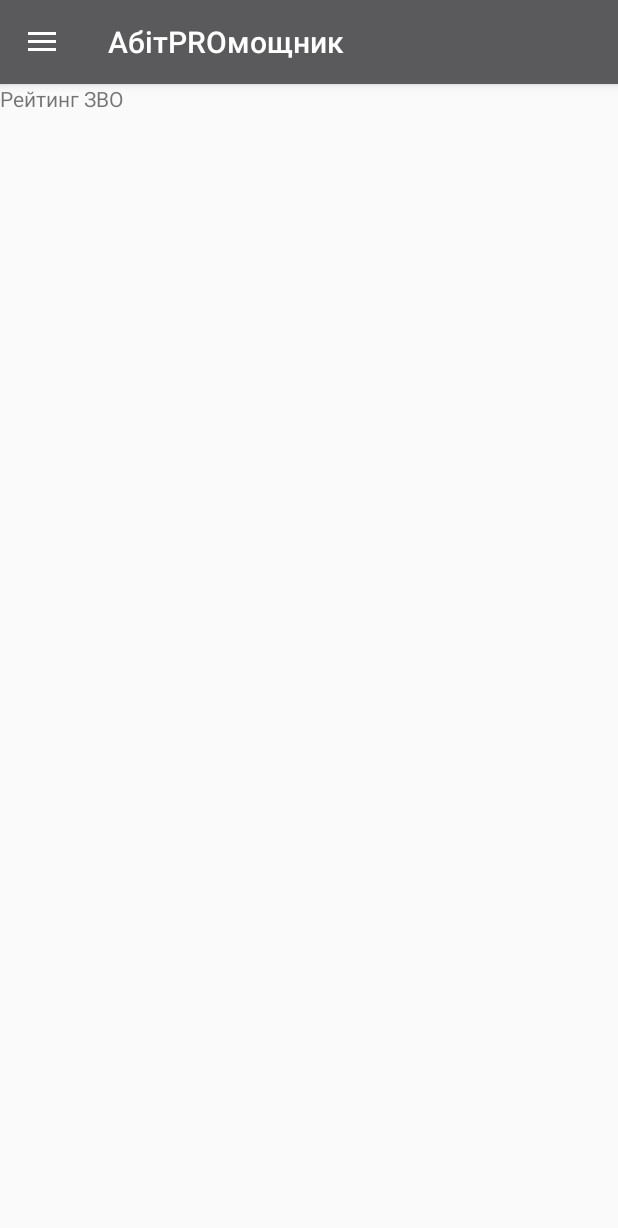
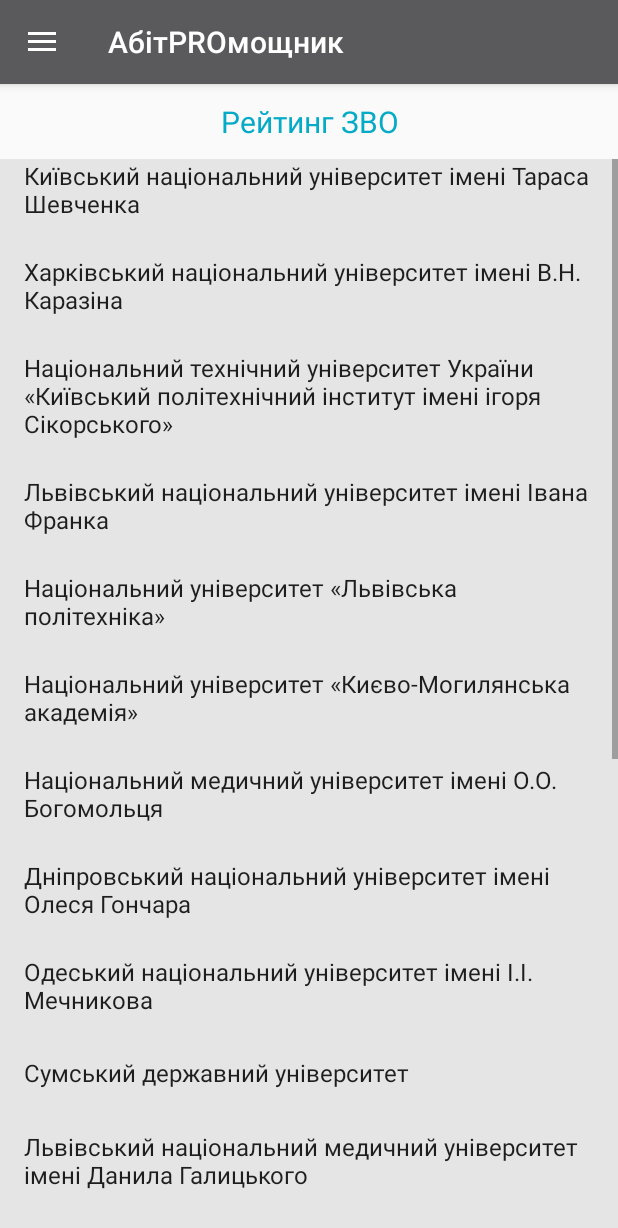
Before and after one commit to BohdanNikitchenko/projectPRP, an Android app: the screen it shows after launch (MainActivity), in the side drawer, after a tap on "Рейтинг ЗВО", on a phone screen of 412 x 824 dp. Shown: the top 1228 px of the screen. Run offline under Robolectric (Android 15) with nearby library versions, the phone set to English and light mode, and no system bars.

Commit message:
zvo pages done

```diff
--- a/Android/app/src/main/java/com/example/prp/fragment/FragmentZvoRate.java
+++ b/Android/app/src/main/java/com/example/prp/fragment/FragmentZvoRate.java
@@ -7,6 +7,10 @@
 import android.view.LayoutInflater;
 import android.view.View;
 import android.view.ViewGroup;
+import android.widget.AdapterView;
+import android.widget.ArrayAdapter;
+import android.widget.GridView;
+import android.widget.Toast;
 
 import com.example.prp.R;
 
@@ -27,6 +31,54 @@
     // TODO: Rename and change types of parameters
     private String mParam1;
     private String mParam2;
+
+    private String[] uns = {
+            "Київський національний університет імені Тараса Шевченка\n",
+            "Харківський національний університет імені В.Н. Каразіна\n",
+            "Національний технічний університет України «Київський політехнічний інститут імені ігоря Сікорського»\n",
+            "Львівський національний університет імені Івана Франка\n",
+            "Національний університет «Львівська політехніка»\n",
+            "Національний університет «Києво-Могилянська академія»\n",
+            "Національний медичний університет імені О.О. Богомольця\n",
+            "Дніпровський національний університет імені Олеся Гончара\n",
+            "Одеський національний університет імені І.І. Мечникова\n",
+            "Сумський державний університет\n",
+            "Львівський національний медичний університет імені Данила Галицького\n",
+            "Національний авіаційний університет\n",
+            "Чернівецький національний університет імені Юрія Федьковича\n",
+            "Національний фармацевтичний університет\n",
+            "Харківський національний медичний університет\n",
+            "Національний технічний університет «Харківський політехнічний інститут»\n",
+            "Дніпропетровська медична академія\n",
+            "Донецький національний університет імені Василя Стуса\n",
+            "Національний аерокосмічний університет ім. М.Є. Жуковського «Харківський авіаційний інститут»\n",
+            "Харківський національний університет радіоелектроніки\n",
+    };
+    private String[] rates = {
+            "ТОП 200 Україна: 1\nScopus: 1",
+            "ТОП 200 Україна: 3\nScopus: 2",
+            "ТОП 200 Україна: 1\nScopus: 6",
+            "ТОП 200 Украна: 10\nScopus: 3",
+            "ТОП 200 Україна: 5\nScopus: 9",
+            "ТОП 200 Україна: 12\nScopus: 18",
+            "ТОП 200 Україна: 7\nScopus: 19",
+            "ТОП 200 Україна: 14\nScopus: 8",
+            "ТОП 200 Україна: 18\nScopus: 5",
+            "ТОП 200 Україна: 9\nScopus: 14",
+            "ТОП 200 Україна: 43\nScopus: 11",
+            "ТОП 200 Україна: 19\nScopus: 28",
+            "ТОП 200 Україна: 24\nScopus: 4",
+            "ТОП 200 Україна: 20\nScopus: 31",
+            "ТОП 200 Україна: 31\nScopus: 25",
+            "ТОП 200 Україна: 4\nScopus: 10",
+            "ТОП 200 Україна: 57\nScopus: 23",
+            "ТОП 200 Україна: 27\nScopus: 17",
+            "ТОП 200 Україна: 11\nScopus: 21",
+            "ТОП 200 Україна: 1\nScopus: 6",
+            "ТОП 200 Україна: 23\nScopus: 20"
+    };
+    GridView gridView;
+
 
     private OnFragmentInteractionListener mListener;
 
@@ -59,13 +111,30 @@
             mParam1 = getArguments().getString(ARG_PARAM1);
             mParam2 = getArguments().getString(ARG_PARAM2);
         }
+
+
+
     }
 
     @Override
     public View onCreateView(LayoutInflater inflater, ViewGroup container,
                              Bundle savedInstanceState) {
         // Inflate the layout for this fragment
-        return inflater.inflate(R.layout.fragment_fragment_zvo_rate, container, false);
+        final View v = inflater.inflate(R.layout.fragment_fragment_zvo_rate, container, false);
+
+        gridView = (GridView)v.findViewById(R.id.zvo_rate_grid);
+
+        ArrayAdapter<String> arrayAdapter = new ArrayAdapter(this.getActivity(), android.R.layout.simple_list_item_1, uns);
+
+        gridView.setAdapter(arrayAdapter);
+
+        gridView.setOnItemClickListener(new AdapterView.OnItemClickListener() {
+            @Override
+            public void onItemClick(AdapterView<?> parent, View view, int position, long id) {
+                Toast.makeText(view.getContext(), rates[position], Toast.LENGTH_SHORT).show();
+            }
+        });
+        return v;
     }
 
     // TODO: Rename method, update argument and hook method into UI event
--- a/Android/app/src/main/java/com/example/prp/fragment/FragmentZvoView.java
+++ b/Android/app/src/main/java/com/example/prp/fragment/FragmentZvoView.java
@@ -91,12 +91,7 @@
     Spinner areaSpinner;
     Spinner townSpinner;
     ArrayAdapter<String> areaAdapter;
-    ArrayAdapter<String> townAdapter; /* = new ArrayAdapter<>(getActivity(), android.R.layout.simple_list_item_1, townValues);*/
-
-
-
-
-
+    ArrayAdapter<String> townAdapter;
 
 
     public FragmentZvoView() {
@@ -135,7 +130,7 @@
     public View onCreateView(LayoutInflater inflater, ViewGroup container,
                              Bundle savedInstanceState) {
         // Inflate the layout for this fragment
-        //a
+
         final View v = inflater.inflate(R.layout.fragment_fragment_zvo_view, container, false);
 
         areaSpinner = (Spinner)v.findViewById(R.id.areaSpinner);
@@ -161,44 +156,7 @@
             }
         });
 
-        /*areaSpinner = (Spinner)v.findViewById(R.id.areaSpinner);
-        townSpinner = (Spinner)v.findViewById(R.id.townSpinner);
-
-        ArrayAdapter<String> adapter = new ArrayAdapter<>(this.getActivity(), android.R.layout.simple_spinner_item, areaValues);
-
-        adapter.setDropDownViewResource(android.R.layout.simple_dropdown_item_1line);
-        areaSpinner.setAdapter(adapter);
-        //a
-
-        areaSpinner.setOnItemSelectedListener(new AdapterView.OnItemSelectedListener() {
-            @Override
-            public void onItemSelected(AdapterView<?> parent, View view, int position, long id) {
-                townAdapter = new ArrayAdapter<>(getActivity(), android.R.layout.simple_list_item_1, townValues[position]);
-            }
-
-            @Override
-            public void onNothingSelected(AdapterView<?> parent) {
-
-            }
-        });
-        /*areaSpinner.setOnItemSelectedListener(new AdapterView.OnItemSelectedListener() {
-            @Override
-            public void onItemSelected(AdapterView<?> parent, View view, int position, long id) {
-                String item = (String)parent.getItemAtPosition(position);
-                Spinner townSpinner = view.findViewById(R.id.townSpinner);
-                ArrayAdapter<String> adapter = new ArrayAdapter<>(parent.getContext(), android.R.layout.simple_spinner_item, item);
-            }
-
-            @Override
-            public void onNothingSelected(AdapterView<?> parent) {
-
-            }
-        });*/
-
-
-
         return v;
-
 
     }
 
--- a/Android/app/src/main/res/layout/fragment_fragment_zvo_rate.xml
+++ b/Android/app/src/main/res/layout/fragment_fragment_zvo_rate.xml
@@ -1,19 +1,40 @@
 <?xml version="1.0" encoding="utf-8"?>
     <!-- TODO: Update blank fragment layout -->
-    <ScrollView
+<LinearLayout
     xmlns:android="http://schemas.android.com/apk/res/android"
     xmlns:tools="http://schemas.android.com/tools"
     android:layout_width="match_parent"
     android:layout_height="match_parent"
+    android:orientation="vertical"
+    xmlns:app="http://schemas.android.com/apk/res-auto"
     tools:context=".fragment.FragmentZvoRate">
 
-    <LinearLayout
+    <TextView
+        android:id="@+id/zvo_rate_text"
+        android:layout_width="match_parent"
+        android:layout_height="50sp"
+        android:gravity="center"
+
+        android:text="@string/nav_zvo_rate"
+        android:textAlignment="center"
+        android:textColor="@color/Blue"
+        android:textSize="20sp"
+        app:layout_constraintTop_toTopOf="parent"
+        tools:layout_editor_absoluteX="36dp" />
+
+    <GridView
+        android:id="@+id/zvo_rate_grid"
         android:layout_width="match_parent"
         android:layout_height="wrap_content"
-            android:orientation="vertical">
-            <TextView
-                android:layout_width="match_parent"
-                android:layout_height="match_parent"
-                android:text="@string/nav_zvo_rate" />
+        android:background="#e5e5e5"
+        android:horizontalSpacing="5dp"
+        android:verticalSpacing="5sp"
+        android:numColumns="1"
+
+
+
+        android:stretchMode="columnWidth">
+
+    </GridView>
+
 </LinearLayout>
-    </ScrollView>
--- a/Android/app/src/main/res/layout/fragment_fragment_zvo_view.xml
+++ b/Android/app/src/main/res/layout/fragment_fragment_zvo_view.xml
@@ -28,15 +28,15 @@
 
             <android.support.constraint.ConstraintLayout
                 android:layout_width="match_parent"
-                android:layout_height="171dp"
+                android:layout_height="228dp"
                 android:layout_marginTop="50dp"
                 app:layout_constraintTop_toTopOf="parent">
 
                 <Spinner
                     android:id="@+id/townSpinner"
-                    android:layout_width="184dp"
+                    android:layout_width="240sp"
                     android:layout_height="40sp"
-                    android:layout_marginStart="33dp"
+                    android:layout_marginStart="32dp"
 
                     android:layout_marginTop="8dp"
                     android:dropDownWidth="wrap_content"
@@ -46,7 +46,7 @@
                     app:layout_constraintBottom_toBottomOf="parent"
                     app:layout_constraintStart_toEndOf="@+id/textView8"
                     app:layout_constraintTop_toBottomOf="@+id/areaSpinner"
-                    app:layout_constraintVertical_bias="0.275" />
+                    app:layout_constraintVertical_bias="0.166" />
 
                 <TextView
                     android:id="@+id/Filters"
@@ -75,16 +75,17 @@
 
                 <Spinner
                     android:id="@+id/areaSpinner"
-                    android:layout_width="184dp"
+                    android:layout_width="240sp"
                     android:layout_height="40sp"
-                    android:layout_marginStart="15dp"
+                    android:layout_marginStart="8dp"
+
                     android:layout_marginTop="32dp"
-
                     android:dropDownWidth="wrap_content"
                     android:minWidth="50sp"
                     android:spinnerMode="dropdown"
                     android:visibility="visible"
                     app:layout_constraintBottom_toBottomOf="parent"
+                    app:layout_constraintEnd_toEndOf="@+id/townSpinner"
                     app:layout_constraintStart_toEndOf="@+id/textView7"
                     app:layout_constraintTop_toTopOf="parent"
                     app:layout_constraintVertical_bias="0.116" />
@@ -99,6 +100,16 @@
                     android:textSize="16sp"
                     app:layout_constraintStart_toStartOf="parent"
                     app:layout_constraintTop_toBottomOf="@+id/textView7" />
+
+                <Button
+                    android:id="@+id/search_btn"
+                    android:layout_width="wrap_content"
+                    android:layout_height="wrap_content"
+                    android:layout_marginStart="235dp"
+                    android:layout_marginTop="24dp"
+                    android:text="@string/search_btn"
+                    app:layout_constraintStart_toStartOf="parent"
+                    app:layout_constraintTop_toBottomOf="@+id/townSpinner" />
             </android.support.constraint.ConstraintLayout>
 
         </android.support.constraint.ConstraintLayout>
--- a/Android/app/src/main/res/values/strings.xml
+++ b/Android/app/src/main/res/values/strings.xml
@@ -25,6 +25,7 @@
     <string name="spec_rate">Рейтинг спеціальностей</string>
     <string name="zvo_view">Перегляд ЗВО</string>
     <string name="filters">Фільтри:</string>
+    <string name="search_btn">Пошук</string>
 
     <string-array name="fragments">
         <item>FragmentZvoView</item>
```
Also changed, not shown: 1 other file. Lines whose indentation alone changed are shown as unchanged.
